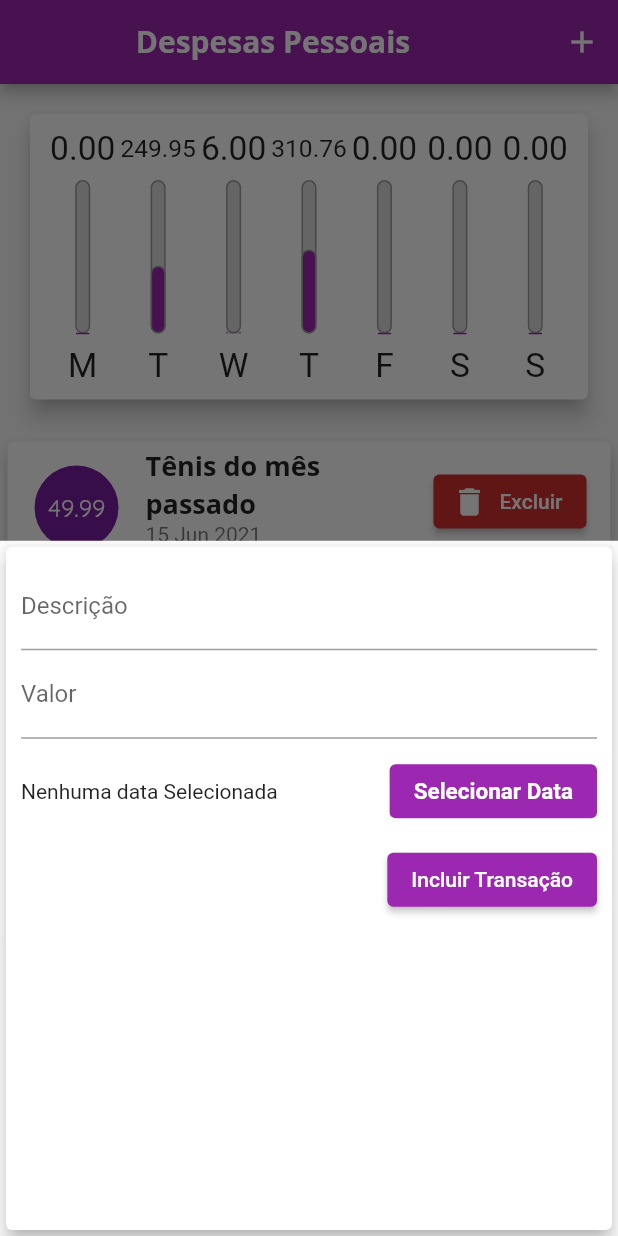
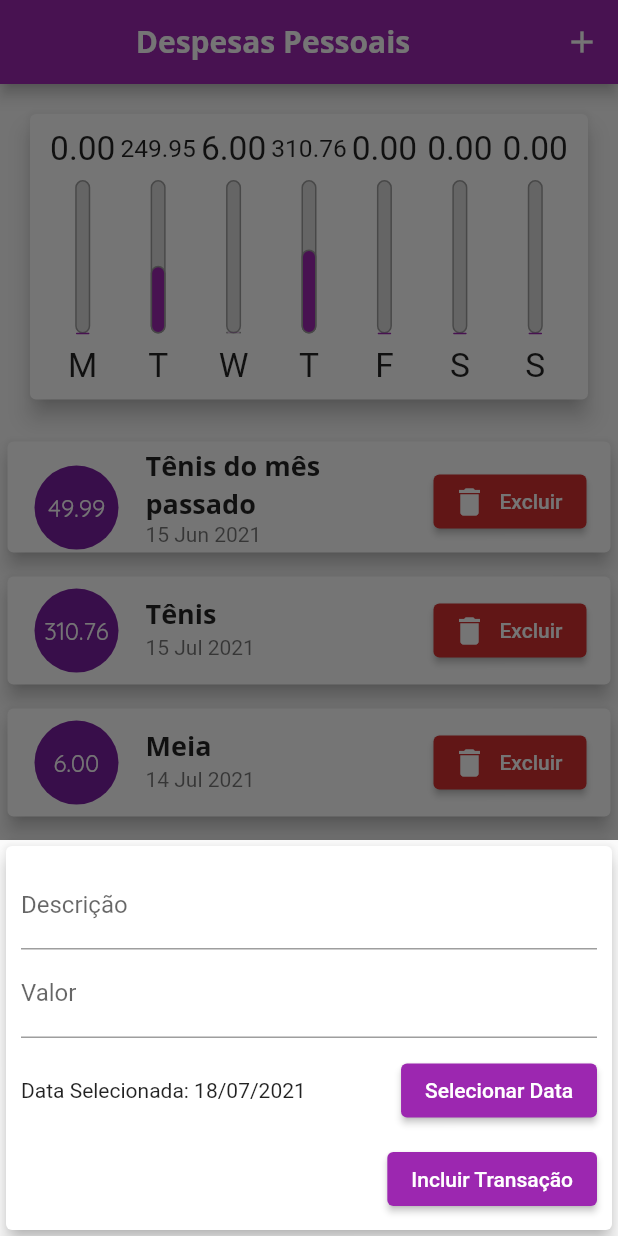
Before and after one commit to phabioas/despesa_pessoal, a Flutter app: the screen it shows after launch, after a tap on the "add" icon, on a phone screen of 412 x 824 dp. Run offline on Flutter 3.47's test engine with Material 2 defaults, Android fonts, the phone set to English and light mode, and no system bars.

Commit message:
componentes adaptativos

```diff
--- /dev/null
+++ b/lib/components/adaptative_button.dart
@@ -0,0 +1,31 @@
+import 'dart:io';
+
+import 'package:flutter/cupertino.dart';
+import 'package:flutter/material.dart';
+
+class AdaptativeButton extends StatelessWidget {
+  late final Function()? onPressed;
+  late final String label;
+
+  AdaptativeButton({required this.label, required this.onPressed});
+
+  @override
+  Widget build(BuildContext context) {
+    return Platform.isIOS
+        ? CupertinoButton(
+            child: Text(label),
+            onPressed: onPressed,
+            color: Theme.of(context).primaryColor,
+            padding: EdgeInsets.symmetric(
+              horizontal: 20,
+            ),
+          )
+        : ElevatedButton(
+            onPressed: onPressed,
+            child: Text(label),
+            style: ElevatedButton.styleFrom(
+              primary: Theme.of(context).primaryColor,
+            ),
+          );
+  }
+}
--- /dev/null
+++ b/lib/components/adaptative_textfield.dart
@@ -0,0 +1,49 @@
+import 'dart:io';
+
+import 'package:flutter/cupertino.dart';
+import 'package:flutter/material.dart';
+
+class AdaptativeTextField extends StatelessWidget {
+  late final String label;
+  late final String? hintLabel;
+  late final TextEditingController controller;
+  late final dynamic Function(String)? onSubmit;
+  late final TextInputType? textInputType;
+
+  AdaptativeTextField({
+    required this.controller,
+    required this.label,
+    this.onSubmit,
+    this.hintLabel,
+    this.textInputType,
+  });
+
+  @override
+  Widget build(BuildContext context) {
+    return Platform.isIOS
+        ? Padding(
+            padding: const EdgeInsets.only(
+              bottom: 10,
+            ),
+            child: CupertinoTextField(
+              placeholder: this.label,
+              onSubmitted: this.onSubmit,
+              controller: this.controller,
+              keyboardType: this.textInputType,
+              padding: EdgeInsets.symmetric(
+                horizontal: 6,
+                vertical: 12,
+              ),
+            ),
+          )
+        : TextField(
+            decoration: InputDecoration(
+              labelText: label,
+              hintText: hintLabel,
+            ),
+            onSubmitted: this.onSubmit,
+            controller: this.controller,
+            keyboardType: this.textInputType,
+          );
+  }
+}
--- a/lib/components/transaction_form.dart
+++ b/lib/components/transaction_form.dart
@@ -1,5 +1,8 @@
+import 'package:despesa_pessoal/components/adaptative_textfield.dart';
 import 'package:flutter/material.dart';
 import 'package:intl/intl.dart';
+
+import 'adaptative_button.dart';
 
 class TransactionForm extends StatefulWidget {
   final void Function(String, double, DateTime) onSave;
@@ -13,7 +16,7 @@
 class _TransactionFormState extends State<TransactionForm> {
   final titleControler = TextEditingController();
   final valorControler = TextEditingController();
-  DateTime? _selectDate;
+  DateTime? _selectDate = DateTime.now();
 
   submitForm() {
     final title = titleControler.text;
@@ -50,22 +53,30 @@
       elevation: 0,
     );
 
-    return Card(
+    return SingleChildScrollView(
+      child: Card(
         elevation: 5,
         child: Padding(
-        padding: EdgeInsets.all(10),
+          padding: EdgeInsets.only(
+            top: 10,
+            left: 10,
+            right: 10,
+            bottom: 10 + MediaQuery.of(context).viewInsets.bottom,
+          ),
           child: Column(
             children: [
-            TextField(
-              decoration: InputDecoration(labelText: 'Descrição'),
-              onSubmitted: (_) => submitForm(),
+              AdaptativeTextField(
                 controller: titleControler,
+                label: 'Descrição',
+                hintLabel: 'Informe a despesa',
+                onSubmit: (_) => submitForm(),
               ),
-            TextField(
-              decoration: InputDecoration(labelText: 'Valor'),
+              AdaptativeTextField(
                 controller: valorControler,
-              keyboardType: TextInputType.numberWithOptions(decimal: true),
-              onSubmitted: (_) => submitForm(),
+                label: 'Valor',
+                hintLabel: 'Informe o valor da despesa',
+                textInputType: TextInputType.numberWithOptions(decimal: true),
+                onSubmit: (_) => submitForm(),
               ),
               Container(
                 height: 70,
@@ -78,12 +89,8 @@
                             : 'Nenhuma data Selecionada',
                       ),
                     ),
-                  ElevatedButton(
-                    style: styleButton,
-                    child: Text('Selecionar Data',
-                        style: TextStyle(
-                          fontWeight: FontWeight.bold,
-                        )),
+                    AdaptativeButton(
+                      label: 'Selecionar Data',
                       onPressed: _showDatePicker,
                     ),
                   ],
@@ -92,17 +99,16 @@
               Row(
                 mainAxisAlignment: MainAxisAlignment.end,
                 children: [
-                ElevatedButton(
+                  AdaptativeButton(
+                    label: 'Incluir Transação',
                     onPressed: () => submitForm(),
-                  child: Text('Incluir Transação'),
-                  style: ElevatedButton.styleFrom(
-                      primary: Colors.purple, onSurface: Colors.purple[50]),
                   ),
                 ],
               )
             ],
           ),
         ),
+      ),
     );
   }
 }
--- a/lib/main.dart
+++ b/lib/main.dart
@@ -156,7 +156,11 @@
             : appBarAndroid.preferredSize.height) -
         _mediaQuery.padding.top;
 
-    final _bodyPage = SingleChildScrollView(
+
+    // SafeArea serve para que o fluter dimensione o espaço da aplicação dentro
+    //da área disponível do dispositivo
+    final _bodyPage = SafeArea(
+      child: SingleChildScrollView(
         child: Column(
           crossAxisAlignment: CrossAxisAlignment.stretch,
           children: [
@@ -183,6 +187,7 @@
               ),
           ],
         ),
+      ),
     );
 
     return Platform.isIOS
```
Lines whose indentation alone changed are shown as unchanged.
